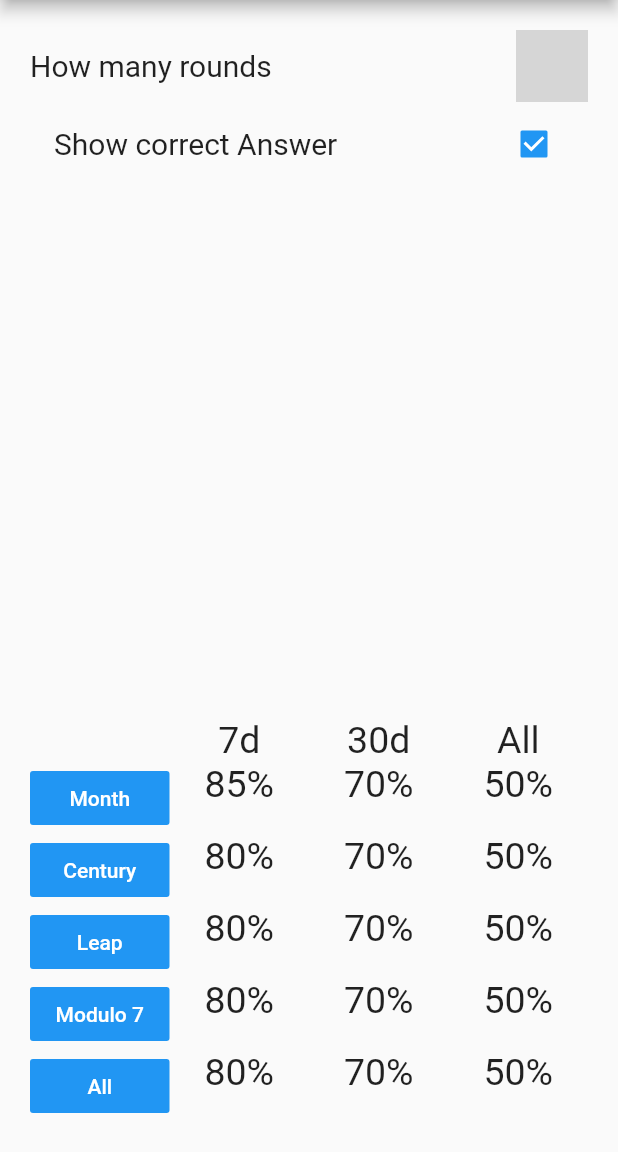
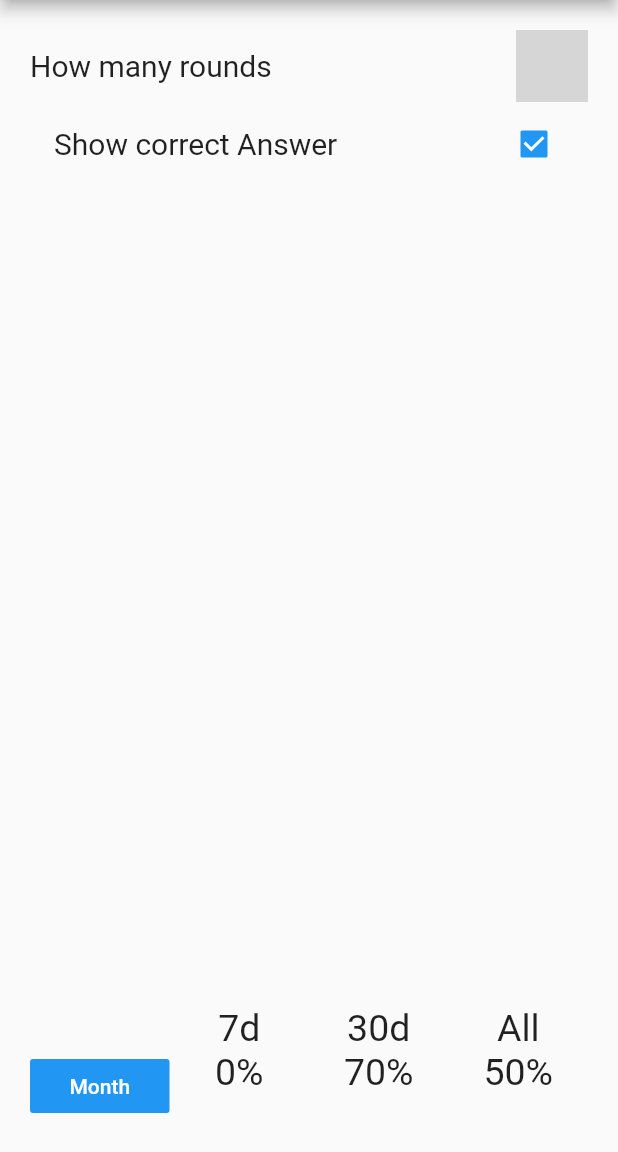
Before and after one commit to broodjeaap/ohthatsa, a Flutter app: the PracticeSetupPage screen opened by its route, on a phone screen of 412 x 824 dp, the part 84-1236 px from its top. Run offline on Flutter 3.47's test engine with Material 2 defaults, Android fonts, the phone set to English and light mode, and no system bars; our stand-ins replace numberpicker, sqflite; accounts and stored records are empty; statements that could not run were skipped; grey boxes are pictures that could not be loaded.

Commit message:
Got single value working for month practice 7d

```diff
--- a/lib/pages/practice/PracticeSetupPage.dart
+++ b/lib/pages/practice/PracticeSetupPage.dart
@@ -1,6 +1,7 @@
 import 'package:flutter/material.dart';
 import 'package:numberpicker/numberpicker.dart';
 import 'package:ohthatsa/AppDrawer.dart';
+import 'package:ohthatsa/pages/practice/PracticeDatabase.dart';
 import 'package:ohthatsa/pages/practice/PracticeSetup.dart';
 import 'package:ohthatsa/pages/practice/PracticeType.dart';
 
@@ -12,6 +13,19 @@ class PracticeSetupPage extends StatefulWidget {
 class _PracticeSetupState extends State<PracticeSetupPage> {
   int _count = 12;
   bool _showCorrect = true;
+
+  Future<Map<String, double>> _answerStats;
+
+  @override
+  void initState() {
+    this._answerStats = PracticeDatabase.getStats();
+    super.initState();
+  }
+
+  Table getStatsTable(BuildContext context, AsyncSnapshot<Map<String, double>> snapshot){
+
+  }
+
   @override
   Widget build(BuildContext context){
     return Scaffold(
@@ -53,15 +67,13 @@ class _PracticeSetupState extends State<PracticeSetupPage> {
                 }
               ),
               Spacer(),
-              Table(
-                border: TableBorder(
-                  //horizontalInside: BorderSide(),
-                  //verticalInside: BorderSide()
-                ),
+              FutureBuilder<Map<String, double>>(
+                future: _answerStats,
+                builder: (BuildContext context, AsyncSnapshot<Map<String, double>> snapshot){
+                  return Table(
                     children: <TableRow>[
                       TableRow(
-                    children: <Widget>[
-                      // Header
+                          children: <Widget>[ // Header
                             Text(""),
                             Text("7d", textAlign: TextAlign.center, style: TextStyle(fontSize: 25)),
                             Text("30d", textAlign: TextAlign.center, style: TextStyle(fontSize: 25)),
@@ -82,83 +94,19 @@ class _PracticeSetupState extends State<PracticeSetupPage> {
                                 );
                               },
                             ),
-                      Text("85%", textAlign: TextAlign.center, style: TextStyle(fontSize: 25)),
-                      Text("70%", textAlign: TextAlign.center, style: TextStyle(fontSize: 25)),
-                      Text("50%", textAlign: TextAlign.center, style: TextStyle(fontSize: 25))
-                    ]
+                            Text(
+                                snapshot.hasData ?
+                                  snapshot.data["All month"].round().toString() + "%" : "-",
+                                textAlign: TextAlign.center, style: TextStyle(fontSize: 25)
                             ),
-                  TableRow(
-                    children: <Widget>[
-                      FlatButton(
-                        child: Text("Century"),
-                        color: Colors.blue,
-                        textColor: Colors.white,
-                        onPressed: () {
-                          Navigator.pushNamed(
-                              context,
-                              '/practice/practice',
-                              arguments: PracticeSetup(_count, _showCorrect, PracticeType.century)
-                          );
-                        },
-                      ),
-                      Text("80%", textAlign: TextAlign.center, style: TextStyle(fontSize: 25)),
-                      Text("70%", textAlign: TextAlign.center, style: TextStyle(fontSize: 25)),
-                      Text("50%", textAlign: TextAlign.center, style: TextStyle(fontSize: 25))
-                    ]
-                  ),
-                  TableRow(
-                      children: <Widget>[
-                        FlatButton(
-                          child: Text("Leap"),
-                          color: Colors.blue,
-                          textColor: Colors.white,
-                          onPressed: () {
-                            Navigator.pushNamed(
-                                context,
-                                '/practice/practice',
-                                arguments: PracticeSetup(_count, _showCorrect, PracticeType.leap)
-                            );
-                          },
-                        ),
-                        Text("80%", textAlign: TextAlign.center, style: TextStyle(fontSize: 25)),
-                        Text("70%", textAlign: TextAlign.center, style: TextStyle(fontSize: 25)),
-                        Text("50%", textAlign: TextAlign.center, style: TextStyle(fontSize: 25))
-                      ]
-                  ),
-                  TableRow(
-                      children: <Widget>[
-                        FlatButton(
-                          child: Text("Modulo 7"),
-                          color: Colors.blue,
-                          textColor: Colors.white,
-                          onPressed: () {
-                            Navigator.pushNamed(
-                                context,
-                                '/practice/practice',
-                                arguments: PracticeSetup(_count, _showCorrect, PracticeType.mod)
-                            );
-                          },
-                        ),
-                        Text("80%", textAlign: TextAlign.center, style: TextStyle(fontSize: 25)),
-                        Text("70%", textAlign: TextAlign.center, style: TextStyle(fontSize: 25)),
-                        Text("50%", textAlign: TextAlign.center, style: TextStyle(fontSize: 25))
-                      ]
-                  ),
-                  TableRow(
-                    children: <Widget>[
-                      FlatButton(
-                        child: Text("All"),
-                        color: Colors.blue,
-                        textColor: Colors.white,
-                        onPressed: () {},
-                      ),
-                      Text("80%", textAlign: TextAlign.center, style: TextStyle(fontSize: 25)),
                             Text("70%", textAlign: TextAlign.center, style: TextStyle(fontSize: 25)),
                             Text("50%", textAlign: TextAlign.center, style: TextStyle(fontSize: 25))
                           ]
                       ),
                     ]
-              ),
+                  );
+                }
+              )
             ]
           )
         )
```
Lines whose indentation alone changed are shown as unchanged.
